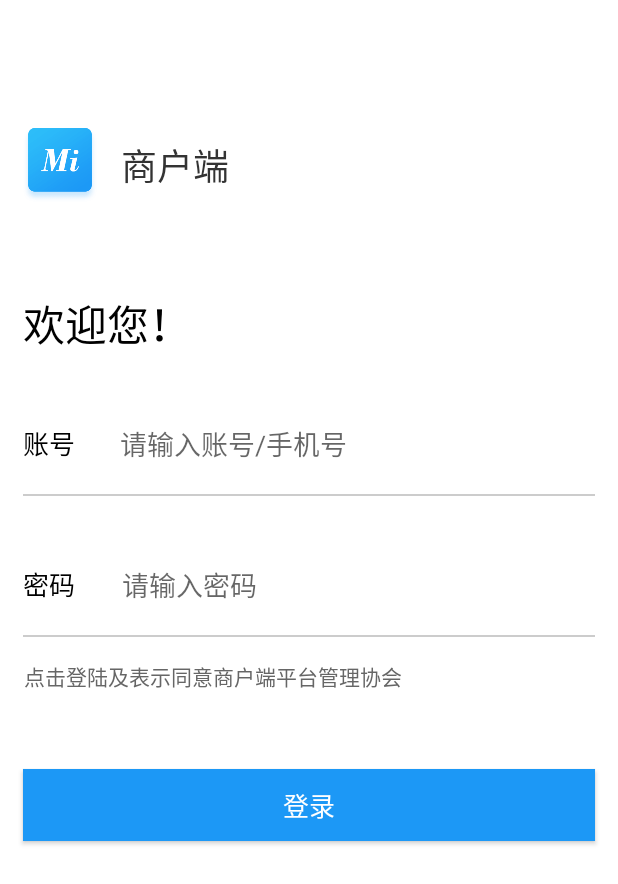
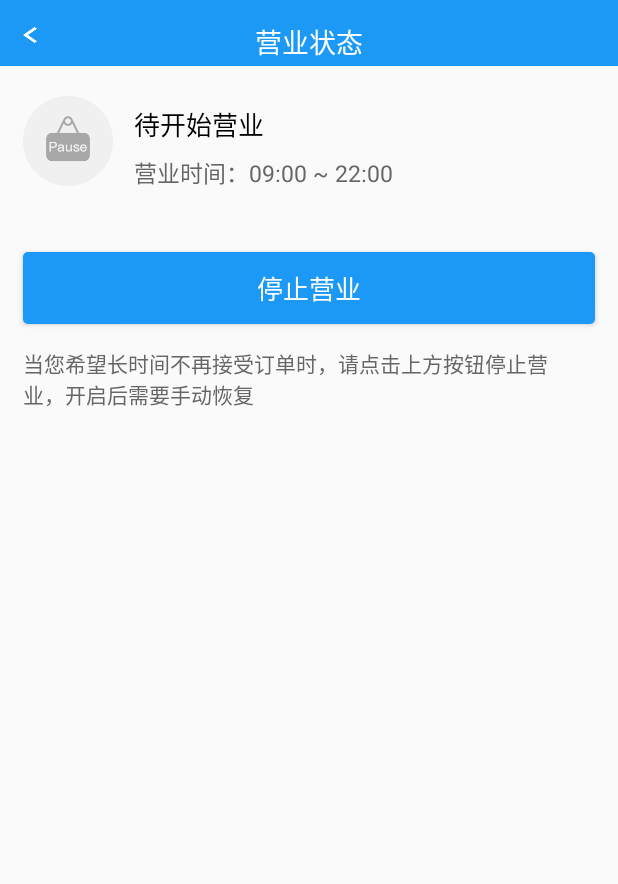
Before and after one commit to fuhongliang/Android_MerShop, an Android app: the screen it shows after launch (LoginActivity before the commit, TestActivity after it), on a phone screen of 412 x 824 dp. Shown: the top 884 px of the screen. Run offline under Robolectric (Android 15) with nearby library versions, the phone set to English and light mode, and no system bars.

Commit message:
营业状态页面

```diff
--- a/app/src/main/AndroidManifest.xml
+++ b/app/src/main/AndroidManifest.xml
@@ -22,15 +22,15 @@
 
         </activity>
         <activity android:name=".activity.TestActivity">
-
-        </activity>
-        <activity android:name=".activity.login.LoginActivity">
             <intent-filter>
                 <action android:name="android.intent.action.MAIN" />
 
                 <category android:name="android.intent.category.LAUNCHER" />
             </intent-filter>
         </activity>
+        <activity android:name=".activity.login.LoginActivity">
+
+        </activity>
     </application>
 
 </manifest>
--- a/app/src/main/java/cn/ifhu/activity/TestActivity.java
+++ b/app/src/main/java/cn/ifhu/activity/TestActivity.java
@@ -10,6 +10,6 @@ public class TestActivity extends AppCompatActivity {
     @Override
     protected void onCreate(Bundle savedInstanceState) {
         super.onCreate(savedInstanceState);
-        setContentView(R.layout.salable_time);
+        setContentView(R.layout.business_status);
     }
 }
--- /dev/null
+++ b/app/src/main/res/layout/business_status.xml
@@ -0,0 +1,85 @@
+<?xml version="1.0" encoding="utf-8"?>
+<LinearLayout xmlns:android="http://schemas.android.com/apk/res/android"
+    android:layout_width="match_parent"
+    android:layout_height="match_parent"
+    android:orientation="vertical">
+    <RelativeLayout
+        android:layout_width="match_parent"
+        android:layout_height="44dp"
+        android:background="#1C98F6">
+        <ImageView
+            android:layout_width="9dp"
+            android:layout_height="14dp"
+            android:background="@drawable/tongyong_fanhiui"
+            android:layout_marginTop="18dp"
+            android:layout_marginLeft="15dp"
+            android:layout_marginBottom="15dp"
+            />
+        <TextView
+            android:layout_width="match_parent"
+            android:layout_height="wrap_content"
+            android:text="营业状态"
+            android:textSize="18sp"
+            android:textColor="#ffffff"
+            android:gravity="center"
+            android:layout_marginTop="14dp"
+            />
+    </RelativeLayout>
+    <RelativeLayout
+        android:layout_width="match_parent"
+        android:layout_height="wrap_content"
+        android:orientation="horizontal"
+        android:layout_gravity="center_horizontal">
+        <ImageView
+            android:layout_width="60dp"
+            android:layout_height="60dp"
+            android:background="@drawable/yingye_ic_weiyingye"
+            android:layout_marginTop="20dp"
+            android:layout_marginLeft="15dp"
+            />
+        <LinearLayout
+            android:layout_width="match_parent"
+            android:layout_height="wrap_content"
+            android:orientation="vertical"
+            android:layout_marginTop="25dp"
+            android:layout_marginLeft="89dp"
+            >
+            <TextView
+                android:layout_width="match_parent"
+                android:layout_height="wrap_content"
+                android:text="待开始营业"
+                android:textSize="17sp"
+                android:textColor="#000000"
+                />
+            <TextView
+                android:layout_width="match_parent"
+                android:layout_height="wrap_content"
+                android:text="营业时间：09:00 ~ 22:00"
+                android:textSize="15sp"
+                android:textColor="#666666"
+                android:layout_marginTop="7dp"
+                />
+        </LinearLayout>
+    </RelativeLayout>
+    <Button
+        android:layout_width="match_parent"
+        android:layout_height="wrap_content"
+        android:text="停止营业"
+        android:textSize="17sp"
+        android:textColor="#ffffff"
+        android:background="@drawable/bg_button_blue"
+        android:layout_marginLeft="15dp"
+        android:layout_marginRight="15dp"
+        android:layout_marginTop="41dp"/>
+    <TextView
+        android:layout_width="match_parent"
+        android:layout_height="wrap_content"
+        android:text="当您希望长时间不再接受订单时，请点击上方按钮停止营业，开启后需要手动恢复"
+        android:textSize="14sp"
+        android:textColor="#666666"
+        android:gravity="left"
+        android:layout_marginTop="16dp"
+        android:layout_marginLeft="15dp"
+        android:layout_marginRight="26dp"
+        />
+</LinearLayout>
```
